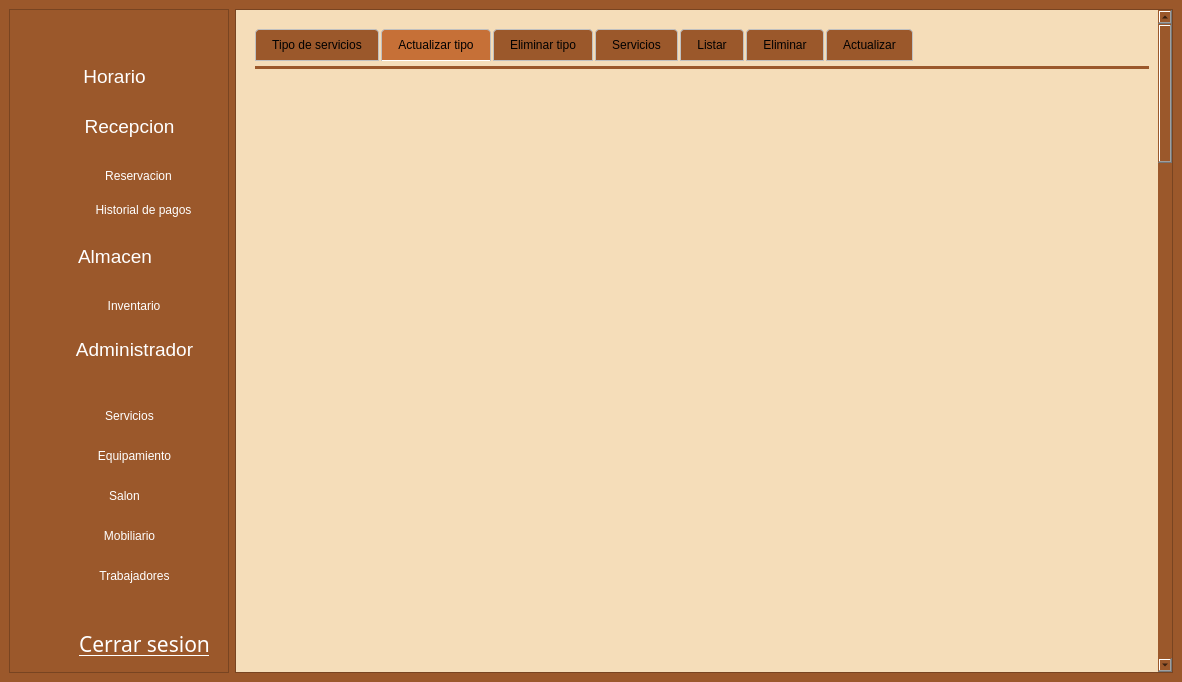
The window that gui/admin_screen.ui (asp-laboratories/BookingRoom_Software) describes before a commit, drawn with Qt 5.
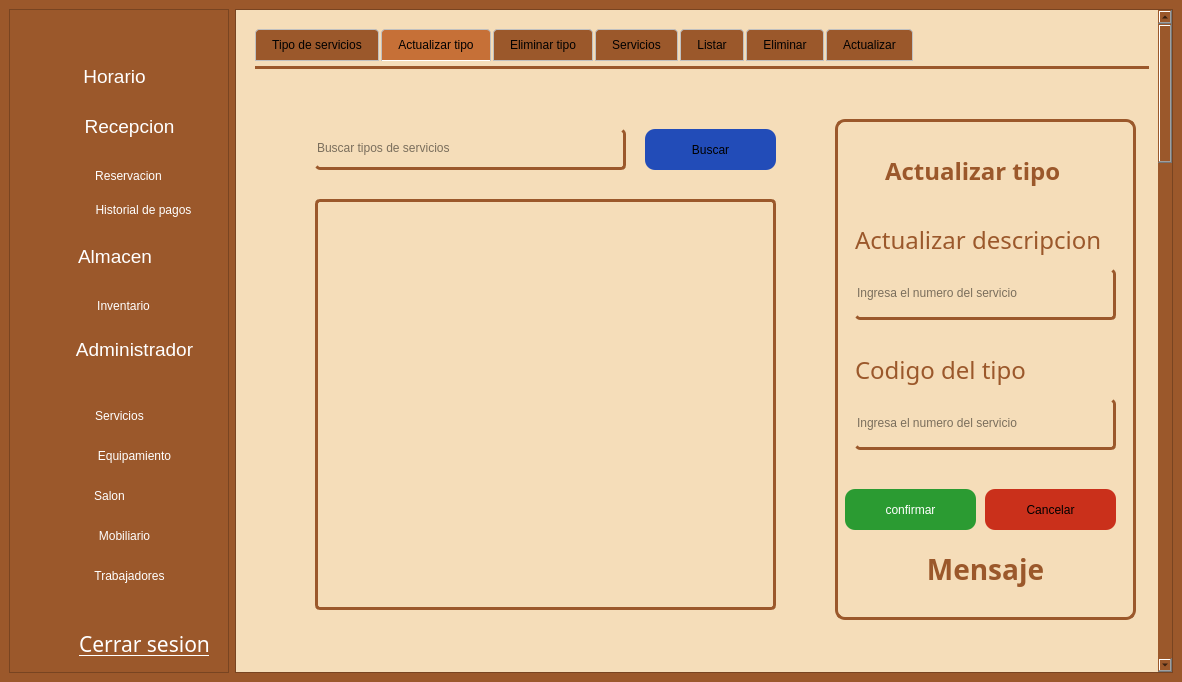
The same window after the commit. The open tabs and pages were chosen to show the change. Icons and pictures are not drawn.

Patch:
```diff
--- a/gui/admin_screen.ui
+++ b/gui/admin_screen.ui
@@ -129,7 +129,7 @@
           <widget class="QPushButton" name="reservacion">
            <property name="geometry">
             <rect>
-             <x>70</x>
+             <x>60</x>
              <y>10</y>
              <width>81</width>
              <height>34</height>
@@ -254,7 +254,7 @@
             <rect>
              <x>60</x>
              <y>10</y>
-             <width>92</width>
+             <width>71</width>
              <height>34</height>
             </rect>
            </property>
@@ -306,7 +306,7 @@
           <widget class="QPushButton" name="servicios">
            <property name="geometry">
             <rect>
-             <x>70</x>
+             <x>60</x>
              <y>20</y>
              <width>61</width>
              <height>34</height>
@@ -357,9 +357,9 @@
           <widget class="QPushButton" name="salon">
            <property name="geometry">
             <rect>
-             <x>70</x>
+             <x>60</x>
              <y>100</y>
-             <width>51</width>
+             <width>41</width>
              <height>34</height>
             </rect>
            </property>
@@ -384,7 +384,7 @@
             <rect>
              <x>60</x>
              <y>140</y>
-             <width>81</width>
+             <width>71</width>
              <height>34</height>
             </rect>
            </property>
@@ -409,7 +409,7 @@
             <rect>
              <x>60</x>
              <y>180</y>
-             <width>91</width>
+             <width>81</width>
              <height>34</height>
             </rect>
            </property>
@@ -686,7 +686,7 @@
        <property name="geometry">
         <rect>
          <x>0</x>
-         <y>-45</y>
+         <y>0</y>
          <width>951</width>
          <height>3000</height>
         </rect>
@@ -713,8 +713,7 @@
            <bool>false</bool>
           </property>
           <property name="styleSheet">
-           <string notr="true">background-color: rgba(245, 221, 178, 1.0);
-background-color: rgb(245, 221, 185);</string>
+           <string notr="true">background-color: rgb(245, 221, 185);</string>
           </property>
           <property name="currentIndex">
            <number>4</number>
@@ -984,6 +983,287 @@
              <attribute name="title">
               <string>Actualizar tipo</string>
              </attribute>
+             <widget class="QTextEdit" name="tisaResultado">
+              <property name="enabled">
+               <bool>true</bool>
+              </property>
+              <property name="geometry">
+               <rect>
+                <x>60</x>
+                <y>130</y>
+                <width>461</width>
+                <height>411</height>
+               </rect>
+              </property>
+              <property name="font">
+               <font>
+                <family>Adwaita Sans</family>
+                <pointsize>12</pointsize>
+               </font>
+              </property>
+              <property name="cursor" stdset="0">
+               <cursorShape>IBeamCursor</cursorShape>
+              </property>
+              <property name="styleSheet">
+               <string notr="true">border: unset;
+color: rgb(0, 0, 0);
+border-radius: 5px;
+border: 3px solid rgba(155, 88, 43, 1.0);
+</string>
+              </property>
+              <property name="verticalScrollBarPolicy">
+               <enum>Qt::ScrollBarPolicy::ScrollBarAsNeeded</enum>
+              </property>
+              <property name="readOnly">
+               <bool>true</bool>
+              </property>
+             </widget>
+             <widget class="QPushButton" name="tisaBuscar">
+              <property name="geometry">
+               <rect>
+                <x>390</x>
+                <y>60</y>
+                <width>131</width>
+                <height>41</height>
+               </rect>
+              </property>
+              <property name="styleSheet">
+               <string notr="true">border-radius: 10px;
+background-color: rgb(38, 96, 255);
+background-color: rgb(34, 76, 184);</string>
+              </property>
+              <property name="text">
+               <string>Buscar</string>
+              </property>
+             </widget>
+             <widget class="QLineEdit" name="tisaBusqueda">
+              <property name="geometry">
+               <rect>
+                <x>60</x>
+                <y>60</y>
+                <width>311</width>
+                <height>41</height>
+               </rect>
+              </property>
+              <property name="styleSheet">
+               <string notr="true">color: rgb(0, 0, 0);
+border-radius: 5px;
+border-bottom: 3px solid rgba(155, 88, 43, 1.0);
+border-right: 3px solid  rgba(155, 88, 43, 1.0);</string>
+              </property>
+              <property name="text">
+               <string/>
+              </property>
+              <property name="placeholderText">
+               <string>Buscar tipos de servicios</string>
+              </property>
+             </widget>
+             <widget class="QFrame" name="frame_7">
+              <property name="geometry">
+               <rect>
+                <x>580</x>
+                <y>50</y>
+                <width>301</width>
+                <height>501</height>
+               </rect>
+              </property>
+              <property name="styleSheet">
+               <string notr="true">border: 3px solid rgb(155, 88, 43);
+border-radius: 10px;</string>
+              </property>
+              <property name="frameShape">
+               <enum>QFrame::Shape::StyledPanel</enum>
+              </property>
+              <property name="frameShadow">
+               <enum>QFrame::Shadow::Raised</enum>
+              </property>
+              <widget class="QPushButton" name="seCancelar_3">
+               <property name="geometry">
+                <rect>
+                 <x>150</x>
+                 <y>370</y>
+                 <width>131</width>
+                 <height>41</height>
+                </rect>
+               </property>
+               <property name="cursor">
+                <cursorShape>PointingHandCursor</cursorShape>
+               </property>
+               <property name="styleSheet">
+                <string notr="true">border: none;
+border-radius: 10px;
+background-color: #CA301B;</string>
+               </property>
+               <property name="text">
+                <string>Cancelar</string>
+               </property>
+              </widget>
+              <widget class="QPushButton" name="seConfirmar_3">
+               <property name="enabled">
+                <bool>true</bool>
+               </property>
+               <property name="geometry">
+                <rect>
+                 <x>10</x>
+                 <y>370</y>
+                 <width>131</width>
+                 <height>41</height>
+                </rect>
+               </property>
+               <property name="cursor">
+                <cursorShape>PointingHandCursor</cursorShape>
+               </property>
+               <property name="styleSheet">
+                <string notr="true">color: rgb(255, 255, 255);
+border: none;
+border-radius: 10px;
+background-color: #2B9B32;</string>
+               </property>
+               <property name="text">
+                <string>confirmar</string>
+               </property>
+              </widget>
+              <widget class="QLabel" name="label_57">
+               <property name="geometry">
+                <rect>
+                 <x>50</x>
+                 <y>31</y>
+                 <width>201</width>
+                 <height>41</height>
+                </rect>
+               </property>
+               <property name="font">
+                <font>
+                 <family>Adwaita Sans</family>
+                 <pointsize>18</pointsize>
+                 <bold>true</bold>
+                </font>
+               </property>
+               <property name="styleSheet">
+                <string notr="true">border: none;
+color: rgba(155, 88, 43, 1.0);
+</string>
+               </property>
+               <property name="text">
+                <string>Actualizar tipo</string>
+               </property>
+              </widget>
+              <widget class="QLabel" name="label_58">
+               <property name="geometry">
+                <rect>
+                 <x>20</x>
+                 <y>100</y>
+                 <width>261</width>
+                 <height>41</height>
+                </rect>
+               </property>
+               <property name="font">
+                <font>
+                 <family>Adwaita Sans</family>
+                 <pointsize>18</pointsize>
+                 <bold>false</bold>
+                </font>
+               </property>
+               <property name="styleSheet">
+                <string notr="true">border: none;
+color: rgba(155, 88, 43, 1.0);
+</string>
+               </property>
+               <property name="text">
+                <string>Actualizar descripcion</string>
+               </property>
+              </widget>
+              <widget class="QLabel" name="seMensajeE_3">
+               <property name="geometry">
+                <rect>
+                 <x>90</x>
+                 <y>430</y>
+                 <width>121</width>
+                 <height>41</height>
+                </rect>
+               </property>
+               <property name="font">
+                <font>
+                 <family>Adwaita Sans</family>
+                 <pointsize>-1</pointsize>
+                 <bold>true</bold>
+                </font>
+               </property>
+               <property name="styleSheet">
+                <string notr="true">border: unset;
+color: rgba(155, 88, 43, 1.0);
+font-size: 28px;</string>
+               </property>
+               <property name="text">
+                <string>&lt;html&gt;&lt;head/&gt;&lt;body&gt;&lt;p align=&quot;center&quot;&gt;&lt;span style=&quot; font-size:21pt;&quot;&gt;Mensaje&lt;/span&gt;&lt;/p&gt;&lt;/body&gt;&lt;/html&gt;</string>
+               </property>
+              </widget>
+              <widget class="QLineEdit" name="seEliminarInput_3">
+               <property name="geometry">
+                <rect>
+                 <x>20</x>
+                 <y>150</y>
+                 <width>261</width>
+                 <height>51</height>
+                </rect>
+               </property>
+               <property name="styleSheet">
+                <string notr="true">border: unset;
+color: rgb(0, 0, 0);
+border-radius: 5px;
+border-bottom: 3px solid rgba(155, 88, 43, 1.0);
+border-right: 3px solid  rgba(155, 88, 43, 1.0);</string>
+               </property>
+               <property name="placeholderText">
+                <string>Ingresa el numero del servicio</string>
+               </property>
+              </widget>
+              <widget class="QLineEdit" name="tisIngresar_2">
+               <property name="geometry">
+                <rect>
+                 <x>20</x>
+                 <y>280</y>
+                 <width>261</width>
+                 <height>51</height>
+                </rect>
+               </property>
+               <property name="styleSheet">
+                <string notr="true">border: unset;
+color: rgb(0, 0, 0);
+border-radius: 5px;
+border-bottom: 3px solid rgba(155, 88, 43, 1.0);
+border-right: 3px solid  rgba(155, 88, 43, 1.0);</string>
+               </property>
+               <property name="placeholderText">
+                <string>Ingresa el numero del servicio</string>
+               </property>
+              </widget>
+              <widget class="QLabel" name="label_59">
+               <property name="geometry">
+                <rect>
+                 <x>20</x>
+                 <y>230</y>
+                 <width>251</width>
+                 <height>41</height>
+                </rect>
+               </property>
+               <property name="font">
+                <font>
+                 <family>Adwaita Sans</family>
+                 <pointsize>18</pointsize>
+                 <bold>false</bold>
+                </font>
+               </property>
+               <property name="styleSheet">
+                <string notr="true">border: none;
+color: rgba(155, 88, 43, 1.0);
+</string>
+               </property>
+               <property name="text">
+                <string>Codigo del tipo</string>
+               </property>
+              </widget>
+             </widget>
             </widget>
             <widget class="QWidget" name="tab_9">
              <attribute name="title">
```
Left out of the diff: 715 changed lines with no effect on the pictures.
